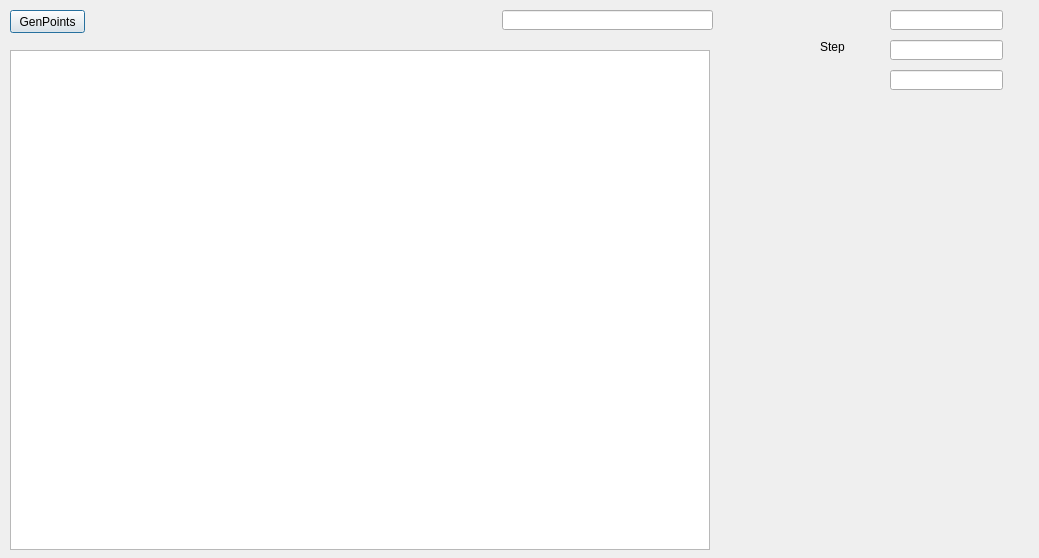
Old version of the form graphics.ui in the repository libriIPcko/QT_test.
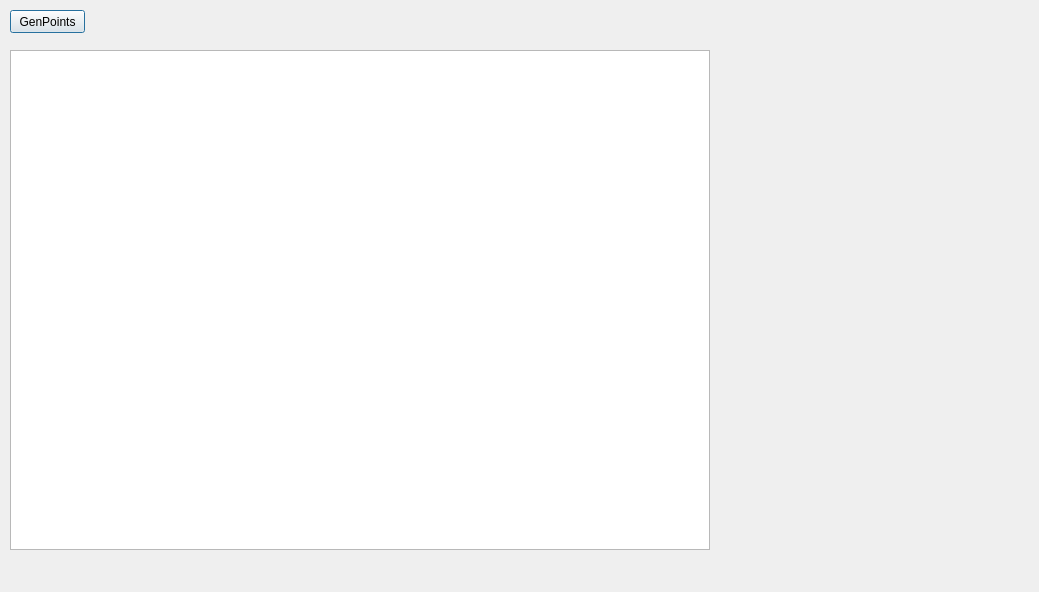
New version of the form.

Commit message: Clear TimerEventCode

```diff
--- a/graphics.ui
+++ b/graphics.ui
@@ -7,7 +7,7 @@
     <x>0</x>
     <y>0</y>
     <width>1039</width>
-    <height>558</height>
+    <height>592</height>
    </rect>
   </property>
   <property name="windowTitle">
@@ -71,59 +71,6 @@
     <string>GenPoints</string>
    </property>
   </widget>
-  <widget class="QLineEdit" name="lineEdit">
-   <property name="geometry">
-    <rect>
-     <x>502</x>
-     <y>10</y>
-     <width>211</width>
-     <height>20</height>
-    </rect>
-   </property>
-  </widget>
-  <widget class="QLineEdit" name="lineEdit_2_maxLimit">
-   <property name="geometry">
-    <rect>
-     <x>890</x>
-     <y>10</y>
-     <width>113</width>
-     <height>20</height>
-    </rect>
-   </property>
-  </widget>
-  <widget class="QLineEdit" name="lineEdit_3_step">
-   <property name="geometry">
-    <rect>
-     <x>890</x>
-     <y>40</y>
-     <width>113</width>
-     <height>20</height>
-    </rect>
-   </property>
-  </widget>
-  <widget class="QLineEdit" name="lineEdit_4_minLimit">
-   <property name="geometry">
-    <rect>
-     <x>890</x>
-     <y>70</y>
-     <width>113</width>
-     <height>20</height>
-    </rect>
-   </property>
-  </widget>
-  <widget class="QLabel" name="label">
-   <property name="geometry">
-    <rect>
-     <x>820</x>
-     <y>40</y>
-     <width>47</width>
-     <height>13</height>
-    </rect>
-   </property>
-   <property name="text">
-    <string>Step</string>
-   </property>
-  </widget>
  </widget>
  <resources/>
  <connections/>
```
The commit also changes 1 other file.
